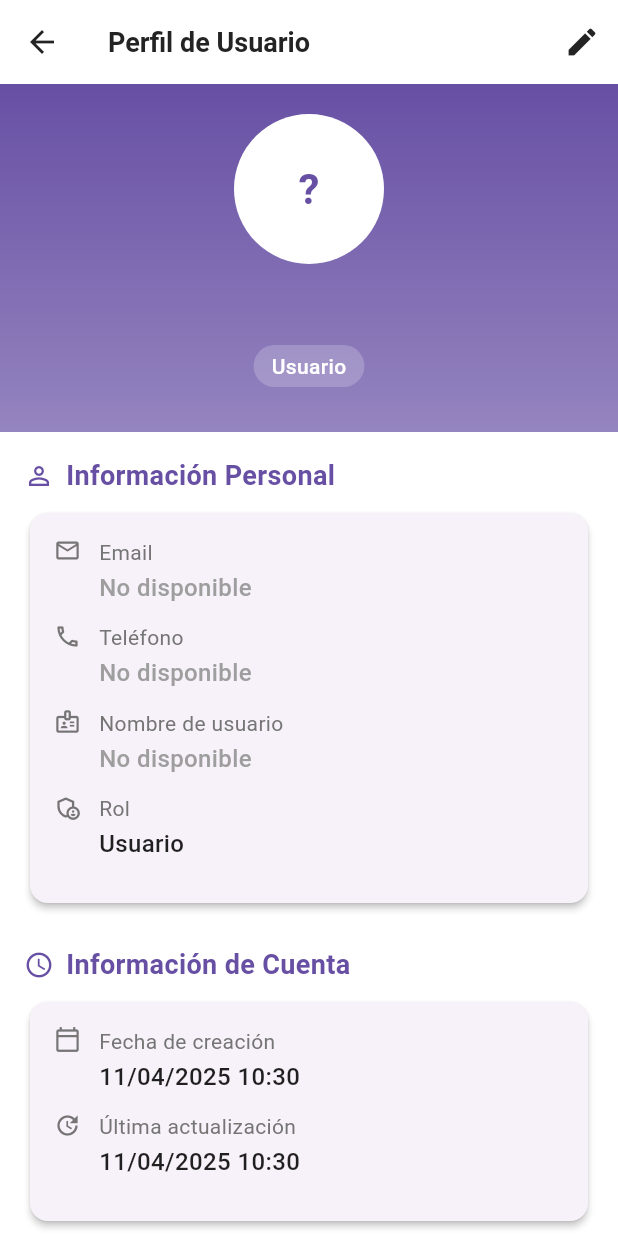
After one commit to cygnus-apps/gymboo, a Flutter app: the gbUserDetailScreen screen opened directly, on a phone screen of 412 x 824 dp. The commit adds this screen. Run offline on Flutter 3.47's test engine with Material 3 defaults, Android fonts, the phone set to English and light mode, and no system bars; our stand-ins replace cached_network_image, cloud_firestore, connectivity_plus, data_table_2, firebase_auth, firebase_core and 9 more; accounts and stored records are empty; Roboto replaces fonts that are missing (Poppins); project files that could hold a hidden picture were left out.

Commit message:
COMMIT DETALLE USUARIO
COMMIT DETALLE USUARIO

```diff
--- /dev/null
+++ b/lib/features/personalization/models/branch_model.dart
@@ -0,0 +1,25 @@
+import 'package:cloud_firestore/cloud_firestore.dart';
+
+class BranchModel {
+  final String branch;
+  final String name;
+  final String state;
+  final String isDefault;
+
+  BranchModel({
+    required this.branch,
+    required this.name,
+    required this.state,
+    required this.isDefault
+  });
+
+  factory BranchModel.fromSnapshot(DocumentSnapshot<Map<String, dynamic>> document) {
+    final data = document.data()!;
+    return BranchModel(
+      branch: data["branch"] ?? "",
+      name: data["name"] ?? "",
+      state: data["state"] ?? "A",
+      isDefault: data["isDefault"] ?? "N",
+    );
+  }
+}
--- a/lib/features/personalization/models/user_model.dart
+++ b/lib/features/personalization/models/user_model.dart
@@ -1,6 +1,8 @@
 import 'package:cloud_firestore/cloud_firestore.dart';
 import 'package:gymboo_admin/utils/constants/enums.dart';
 import 'package:gymboo_admin/utils/formatters/formatter.dart';
+
+import 'branch_model.dart';
 
 /// Model class representing user data.
 class UserModel {
@@ -11,6 +13,7 @@ class UserModel {
   String email;
   String phoneNumber;
   String profilePicture;
+  List<BranchModel> branches;
   AppRole role;
   DateTime? createdAt;
   DateTime? updatedAt;
@@ -27,7 +30,10 @@ class UserModel {
     this.role = AppRole.user,
     this.createdAt,
     this.updatedAt,
+    this.branches = const [], // Default to empty list
   });
+
+
 
   /// Helper methods
   String get fullName => '$firstName $lastName';
@@ -62,6 +68,7 @@ class UserModel {
       'phoneNumber': phoneNumber,
       'profilePicture': profilePicture,
       'role': role.name.toString(),
+
       'createdAt': createdAt,
       'updatedAt': updatedAt ?? DateTime.now(),
     };
@@ -81,7 +88,7 @@ class UserModel {
         role: data.containsKey('role') ? (data['role'] ?? AppRole.user) == AppRole.admin.name.toString() ? AppRole.admin : AppRole.user : AppRole.user,
         createdAt: data.containsKey('CreatedAt') ? data['CreatedAt']?.toDate() ?? DateTime.now() : DateTime.now(),
         updatedAt: data.containsKey('UpdatedAt') ? data['UpdatedAt']?.toDate() ?? DateTime.now() : DateTime.now(),
-      ); // UserModel
+      );
     } else {
       return empty();
     }
--- /dev/null
+++ b/lib/features/personalization/screens/user_detail.dart
@@ -0,0 +1,514 @@
+import 'package:flutter/material.dart';
+import 'package:get/get.dart';
+import 'package:gymboo_admin/features/personalization/models/branch_model.dart';
+import 'package:gymboo_admin/features/personalization/models/user_model.dart';
+import 'package:gymboo_admin/utils/constants/enums.dart';
+import 'package:intl/intl.dart';
+
+/// Widget que muestra los detalles de un usuario y permite cambiar su branch predeterminado a nivel de sistema
+class gbUserDetailScreen extends StatefulWidget {
+  final UserModel? userModel;
+
+  const gbUserDetailScreen({
+    Key? key,
+    this.userModel,
+  }) : super(key: key);
+
+  @override
+  State<gbUserDetailScreen> createState() => _GbUserDetailScreenState();
+}
+
+class _GbUserDetailScreenState extends State<gbUserDetailScreen> {
+  UserModel? _effectiveUser;
+  String? _systemDefaultBranchId;
+
+  @override
+  void initState() {
+    super.initState();
+
+    // Obtener el modelo de usuario, ya sea de los props o de los argumentos
+    final args = Get.arguments;
+    final userFromArgs = args != null && args is Map ? args['userModel'] : null;
+    _effectiveUser = widget.userModel ?? userFromArgs;
+
+    // Inicializar el branch seleccionado como predeterminado a nivel de sistema
+    _initializeSystemDefaultBranch();
+  }
+
+  void _initializeSystemDefaultBranch() {
+    if (_effectiveUser != null && _effectiveUser!.branches.isNotEmpty) {
+      // Primero intentamos encontrar el que está marcado como predeterminado en DB
+      final defaultBranch = _effectiveUser!.branches
+          .where((branch) => branch.isDefault == "S" || branch.isDefault == "true")
+          .toList();
+
+      if (defaultBranch.isNotEmpty) {
+        _systemDefaultBranchId = defaultBranch.first.branch;
+      } else {
+        // Si no hay ninguno marcado como predeterminado, usar el primero activo
+        final activeBranches = _effectiveUser!.branches
+            .where((branch) => branch.state == "A")
+            .toList();
+
+        if (activeBranches.isNotEmpty) {
+          _systemDefaultBranchId = activeBranches.first.branch;
+        } else if (_effectiveUser!.branches.isNotEmpty) {
+          // Si no hay activos, usar el primero de la lista
+          _systemDefaultBranchId = _effectiveUser!.branches.first.branch;
+        }
+      }
+    }
+  }
+
+  void _setSystemDefaultBranch(BranchModel branch) {
+    setState(() {
+      _systemDefaultBranchId = branch.branch;
+    });
+
+    // Notificar al usuario
+    ScaffoldMessenger.of(context).showSnackBar(
+      SnackBar(
+        content: Text('${branch.name} establecida como sucursal predeterminada'),
+        backgroundColor: Colors.green,
+        duration: const Duration(seconds: 2),
+      ),
+    );
+
+    // Aquí podrías guardar esta preferencia en SharedPreferences o similar
+    // para mantenerla entre sesiones
+  }
+
+  @override
+  Widget build(BuildContext context) {
+    if (_effectiveUser == null) {
+      return Scaffold(
+        appBar: AppBar(
+          title: const Text('Detalles del Usuario'),
+          elevation: 0,
+        ),
+        body: const Center(
+          child: Text(
+            'No se encontró información del usuario',
+            style: TextStyle(
+              fontSize: 18,
+              color: Colors.grey,
+            ),
+          ),
+        ),
+      );
+    }
+
+    final user = _effectiveUser!;
+    final theme = Theme.of(context);
+
+    return Scaffold(
+      appBar: AppBar(
+        title: const Text('Perfil de Usuario'),
+        elevation: 0,
+        actions: [
+          IconButton(
+            icon: const Icon(Icons.edit),
+            tooltip: 'Editar perfil',
+            onPressed: () {
+              // Acción para editar perfil
+            },
+          ),
+        ],
+      ),
+      body: SingleChildScrollView(
+        child: Column(
+          children: [
+            // Cabecera con foto de perfil y nombre
+            _buildProfileHeader(user, theme),
+
+            // Detalles del usuario
+            Padding(
+              padding: const EdgeInsets.all(16.0),
+              child: Column(
+                crossAxisAlignment: CrossAxisAlignment.start,
+                children: [
+                  // Sección de información personal
+                  _buildSectionTitle('Información Personal', Icons.person_outline),
+                  const SizedBox(height: 8),
+                  _buildInfoCard([
+                    _buildInfoRow(Icons.email_outlined, 'Email', user.email),
+                    _buildInfoRow(Icons.phone_outlined, 'Teléfono', user.phoneNumber),
+                    _buildInfoRow(Icons.badge_outlined, 'Nombre de usuario', user.username),
+                    _buildInfoRow(Icons.admin_panel_settings_outlined, 'Rol', _getRoleName(user.role)),
+                  ]),
+
+                  const SizedBox(height: 24),
+
+                  // Sección de cuenta
+                  _buildSectionTitle('Información de Cuenta', Icons.access_time),
+                  const SizedBox(height: 8),
+                  _buildInfoCard([
+                    _buildInfoRow(
+                        Icons.calendar_today_outlined,
+                        'Fecha de creación',
+                        user.createdAt != null ? _formatDate(user.createdAt!) : 'No disponible'
+                    ),
+                    _buildInfoRow(
+                        Icons.update_outlined,
+                        'Última actualización',
+                        user.updatedAt != null ? _formatDate(user.updatedAt!) : 'No disponible'
+                    ),
+                  ]),
+
+                  const SizedBox(height: 24),
+
+                  // Sección de sucursales
+                  if (user.branches.isNotEmpty) ...[
+                    _buildBranchesSection(user),
+                  ] else
+                    _buildEmptyBranchesMessage(),
+                ],
+              ),
+            ),
+          ],
+        ),
+      ),
+    );
+  }
+
+  Widget _buildProfileHeader(UserModel user, ThemeData theme) {
+    return Container(
+      width: double.infinity,
+      decoration: BoxDecoration(
+        gradient: LinearGradient(
+          begin: Alignment.topCenter,
+          end: Alignment.bottomCenter,
+          colors: [
+            theme.colorScheme.primary,
+            theme.colorScheme.primary.withOpacity(0.7),
+          ],
+        ),
+      ),
+      child: Padding(
+        padding: const EdgeInsets.fromLTRB(16, 20, 16, 30),
+        child: Column(
+          children: [
+            // Avatar
+            CircleAvatar(
+              radius: 50,
+              backgroundColor: Colors.white,
+              backgroundImage: user.profilePicture.isNotEmpty
+                  ? NetworkImage(user.profilePicture)
+                  : null,
+              child: user.profilePicture.isEmpty
+                  ? Text(
+                _getInitials(user),
+                style: TextStyle(
+                  fontSize: 28,
+                  fontWeight: FontWeight.bold,
+                  color: theme.colorScheme.primary,
+                ),
+              )
+                  : null,
+            ),
+            const SizedBox(height: 16),
+            // Nombre completo
+            Text(
+              '${user.firstName} ${user.lastName}',
+              style: const TextStyle(
+                fontSize: 24,
+                fontWeight: FontWeight.bold,
+                color: Colors.white,
+              ),
+            ),
+            const SizedBox(height: 4),
+            // Badge de rol
+            Container(
+              padding: const EdgeInsets.symmetric(horizontal: 12, vertical: 4),
+              decoration: BoxDecoration(
+                color: Colors.white.withOpacity(0.2),
+                borderRadius: BorderRadius.circular(16),
+              ),
+              child: Text(
+                _getRoleName(user.role),
+                style: const TextStyle(
+                  color: Colors.white,
+                  fontWeight: FontWeight.w500,
+                ),
+              ),
+            ),
+          ],
+        ),
+      ),
+    );
+  }
+
+  Widget _buildSectionTitle(String title, IconData icon) {
+    return Row(
+      children: [
+        Icon(
+          icon,
+          size: 20,
+          color: Theme.of(context).colorScheme.primary,
+        ),
+        const SizedBox(width: 8),
+        Text(
+          title,
+          style: TextStyle(
+            fontSize: 18,
+            fontWeight: FontWeight.bold,
+            color: Theme.of(context).colorScheme.primary,
+          ),
+        ),
+      ],
+    );
+  }
+
+  Widget _buildInfoCard(List<Widget> children) {
+    return Card(
+      elevation: 2,
+      shape: RoundedRectangleBorder(
+        borderRadius: BorderRadius.circular(12),
+      ),
+      child: Padding(
+        padding: const EdgeInsets.all(16),
+        child: Column(
+          children: children,
+        ),
+      ),
+    );
+  }
+
+  Widget _buildInfoRow(IconData icon, String label, String value) {
+    return Padding(
+      padding: const EdgeInsets.only(bottom: 12),
+      child: Row(
+        crossAxisAlignment: CrossAxisAlignment.start,
+        children: [
+          Icon(
+            icon,
+            size: 18,
+            color: Colors.grey[600],
+          ),
+          const SizedBox(width: 12),
+          Expanded(
+            child: Column(
+              crossAxisAlignment: CrossAxisAlignment.start,
+              children: [
+                Text(
+                  label,
+                  style: TextStyle(
+                    fontSize: 14,
+                    color: Colors.grey[600],
+                  ),
+                ),
+                const SizedBox(height: 2),
+                Text(
+                  value.isNotEmpty ? value : 'No disponible',
+                  style: TextStyle(
+                    fontSize: 16,
+                    fontWeight: FontWeight.w500,
+                    color: value.isNotEmpty ? Colors.black87 : Colors.grey,
+                  ),
+                ),
+              ],
+            ),
+          ),
+        ],
+      ),
+    );
+  }
+
+  Widget _buildBranchesSection(UserModel user) {
+    return Column(
+      crossAxisAlignment: CrossAxisAlignment.start,
+      children: [
+        Row(
+          mainAxisAlignment: MainAxisAlignment.spaceBetween,
+          children: [
+            _buildSectionTitle('Sucursales', Icons.business),
+            Tooltip(
+              message: 'La selección de sucursal predeterminada solo afecta a esta sesión',
+              child: Row(
+                mainAxisSize: MainAxisSize.min,
+                children: [
+                  Icon(
+                    Icons.info_outline,
+                    size: 16,
+                    color: Colors.grey.shade600,
+                  ),
+                  const SizedBox(width: 4),
+                  Text(
+                    'Solo para esta sesión',
+                    style: TextStyle(
+                      fontSize: 12,
+                      color: Colors.grey.shade600,
+                      fontStyle: FontStyle.italic,
+                    ),
+                  ),
+                ],
+              ),
+            ),
+          ],
+        ),
+        const SizedBox(height: 8),
+
+        // Lista de sucursales
+        ListView.builder(
+          shrinkWrap: true,
+          physics: const NeverScrollableScrollPhysics(),
+          itemCount: user.branches.length,
+          itemBuilder: (context, index) {
+            final branch = user.branches[index];
+            final isSystemDefault = branch.branch == _systemDefaultBranchId;
+            final isDbDefault = branch.isDefault == "S" || branch.isDefault == "true";
+
+            return Card(
+              margin: const EdgeInsets.only(bottom: 8),
+              shape: RoundedRectangleBorder(
+                borderRadius: BorderRadius.circular(12),
+                side: isSystemDefault
+                    ? BorderSide(color: Theme.of(context).colorScheme.primary, width: 2)
+                    : BorderSide.none,
+              ),
+              elevation: isSystemDefault ? 4 : 1,
+              color: isSystemDefault ? Colors.blue.shade50 : null,
+              child: ListTile(
+                contentPadding: const EdgeInsets.symmetric(horizontal: 16, vertical: 8),
+                title: Text(
+                  branch.name,
+                  style: const TextStyle(
+                    fontWeight: FontWeight.bold,
+                    fontSize: 16,
+                  ),
+                ),
+                subtitle: Column(
+                  crossAxisAlignment: CrossAxisAlignment.start,
+                  children: [
+                    const SizedBox(height: 4),
+                    Container(
+                      padding: const EdgeInsets.symmetric(horizontal: 8, vertical: 2),
+                      decoration: BoxDecoration(
+                        color: branch.state == "A"
+                            ? Colors.green.shade100
+                            : Colors.red.shade100,
+                        borderRadius: BorderRadius.circular(12),
+                      ),
+                      child: Text(
+                        branch.state == "A" ? 'Activa' : 'Inactiva',
+                        style: TextStyle(
+                          fontSize: 12,
+                          color: branch.state == "A"
+                              ? Colors.green.shade800
+                              : Colors.red.shade800,
+                          fontWeight: FontWeight.w500,
+                        ),
+                      ),
+                    ),
+                    if (isDbDefault)
+                      Padding(
+                        padding: const EdgeInsets.only(top: 4),
+                        child: Text(
+                          'Predeterminada en base de datos',
+                          style: TextStyle(
+                            fontSize: 12,
+                            color: Colors.orange.shade800,
+                            fontStyle: FontStyle.italic,
+                          ),
+                        ),
+                      ),
+                  ],
+                ),
+                trailing: isSystemDefault
+                    ? Container(
+                  padding: const EdgeInsets.all(8),
+                  decoration: BoxDecoration(
+                    color: Colors.blue.shade100,
+                    shape: BoxShape.circle,
+                  ),
+                  child: const Icon(
+                    Icons.check,
+                    color: Colors.blue,
+                  ),
+                )
+                    : branch.state == "A"
+                    ? IconButton(
+                  icon: const Icon(
+                    Icons.star_outline,
+                    color: Colors.amber,
+                  ),
+                  tooltip: 'Establecer como predeterminada del sistema',
+                  onPressed: () => _setSystemDefaultBranch(branch),
+                )
+                    : null,
+              ),
+            );
+          },
+        ),
+
+        // Explicación adicional
+        Padding(
+          padding: const EdgeInsets.only(top: 8, left: 4),
+          child: Text(
+            'Nota: Los cambios en la sucursal predeterminada solo afectan a la sesión actual.',
+            style: TextStyle(
+              fontSize: 12,
+              color: Colors.grey.shade600,
+              fontStyle: FontStyle.italic,
+            ),
+          ),
+        ),
+      ],
+    );
+  }
+
+  Widget _buildEmptyBranchesMessage() {
+    return Card(
+      elevation: 1,
+      shape: RoundedRectangleBorder(
+        borderRadius: BorderRadius.circular(12),
+      ),
+      child: Padding(
+        padding: const EdgeInsets.all(16.0),
+        child: Column(
+          children: [
+            Icon(
+              Icons.business_center,
+              size: 48,
+              color: Colors.grey.shade400,
+            ),
+            const SizedBox(height: 16),
+            const Text(
+              'El usuario no tiene sucursales asignadas',
+              textAlign: TextAlign.center,
+              style: TextStyle(
+                fontSize: 16,
+                color: Colors.grey,
+              ),
+            ),
+          ],
+        ),
+      ),
+    );
+  }
+
+  String _getInitials(UserModel user) {
+    if (user.firstName.isNotEmpty && user.lastName.isNotEmpty) {
+      return '${user.firstName[0]}${user.lastName[0]}'.toUpperCase();
+    } else if (user.username.isNotEmpty) {
+      return user.username[0].toUpperCase();
+    }
+    return '?';
+  }
+
+  String _formatDate(DateTime date) {
+    final DateFormat formatter = DateFormat('dd/MM/yyyy HH:mm');
+    return formatter.format(date);
+  }
+
+  String _getRoleName(AppRole role) {
+    switch (role) {
+      case AppRole.user:
+        return 'Usuario';
+      case AppRole.admin:
+        return 'Administrador';
+      default:
+        return role.toString().split('.').last;
+    }
+  }
+}
--- a/lib/utils/constants/sizes.dart
+++ b/lib/utils/constants/sizes.dart
@@ -68,7 +68,7 @@ class gbSizes {
   static const double gridViewSpacing = 16.0;
 
   // tamaños de paantallas
-  static const int desktopScreenSize = 1366;
+  static const int desktopScreenSize = 1200;
   static const int tabletScreenSize = 768;
   static const int mobileScreenSize = 360;
   static const int customScreenSize = 1100;
--- a/lib/utils/routes/app_routes.dart
+++ b/lib/utils/routes/app_routes.dart
@@ -2,6 +2,7 @@ import 'package:get/get.dart';
 import 'package:gymboo_admin/features/authentication/screen_forget_password/forget_password.dart';
 import 'package:gymboo_admin/features/authentication/screen_reset_password/reset_password.dart';
 import 'package:gymboo_admin/features/authentication/screens_login/login.dart';
+import 'package:gymboo_admin/features/personalization/screens/user_detail.dart';
 import 'package:gymboo_admin/features/searchboards/screens_searchboards/searchboard.dart';
 
 import 'package:gymboo_admin/utils/routes/routes.dart';
@@ -13,6 +14,13 @@ class gbAppRoutes {
     GetPage(name: gbRoutes.forgetPassword,page: () => const ForgetPasswordScreen()),
     GetPage(name: gbRoutes.resetPassword, page: () => const ResetPasswordScreen()),
     GetPage(name: gbRoutes.searchboard, page: () => const Searchboardcreen(),middlewares: [ gbRoutesMiddleware() ]),
-
+    //GetPage(name: gbRoutes.userDetail, page: () => const gbUserDetailScreen(userModel: null,)),
+    GetPage(
+        name: gbRoutes.userDetail,
+        page: () {
+          var userModel = Get.arguments['userModel'];
+          return gbUserDetailScreen(userModel: userModel);
+        }
+    ),
   ];
 }
--- a/lib/utils/routes/routes.dart
+++ b/lib/utils/routes/routes.dart
@@ -5,6 +5,7 @@ class gbRoutes {
   static const forgetPassword = '/forget-password/';
   static const resetPassword = '/reset-password/';
   static const searchboard = '/searchboard/';
+  static const userDetail = '/userdetail/';
 
 
 
```
Also changed, not shown: lib/common/widgets/headers/header.dart (+23 -11 lines), lib/data/repositories/user/user_repository.dart (+25 -1 lines), 1 other file.
